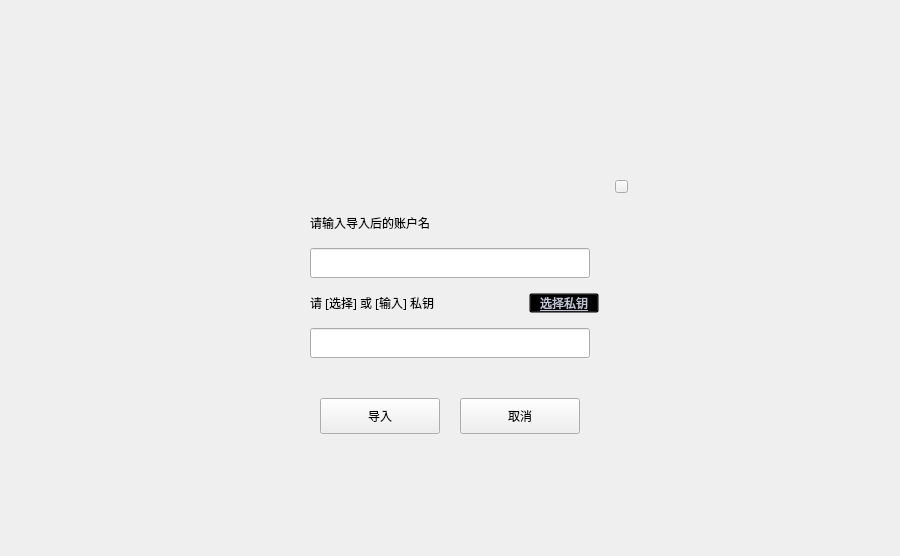
Above: importdialog.ui from HcashOrg/hx-indicator before the change. Below: the same form after it.
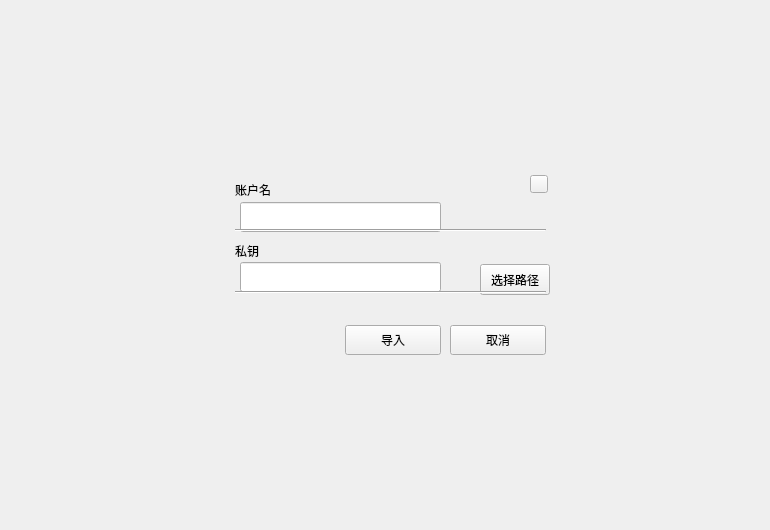
That is the form after the change.

What changed in the file:
```diff
--- a/importdialog.ui
+++ b/importdialog.ui
@@ -6,8 +6,8 @@
    <rect>
     <x>0</x>
     <y>0</y>
-    <width>900</width>
-    <height>556</height>
+    <width>770</width>
+    <height>530</height>
    </rect>
   </property>
   <property name="font">
@@ -18,144 +18,13 @@
   <property name="windowTitle">
    <string>Dialog</string>
   </property>
-  <widget class="QWidget" name="widget" native="true">
-   <property name="geometry">
-    <rect>
-     <x>0</x>
-     <y>0</y>
-     <width>900</width>
-     <height>556</height>
-    </rect>
-   </property>
-   <widget class="QWidget" name="containerWidget" native="true">
-    <property name="geometry">
-     <rect>
-      <x>260</x>
-      <y>168</y>
-      <width>380</width>
-      <height>300</height>
-     </rect>
-    </property>
-    <widget class="QToolButton" name="cancelBtn">
-     <property name="geometry">
-      <rect>
-       <x>200</x>
-       <y>230</y>
-       <width>120</width>
-       <height>36</height>
-      </rect>
-     </property>
-     <property name="cursor">
-      <cursorShape>PointingHandCursor</cursorShape>
-     </property>
-     <property name="styleSheet">
-      <string notr="true"/>
-     </property>
-     <property name="text">
-      <string>取消</string>
-     </property>
-    </widget>
-    <widget class="QLineEdit" name="privateKeyLineEdit">
-     <property name="geometry">
-      <rect>
-       <x>50</x>
-       <y>160</y>
-       <width>280</width>
-       <height>30</height>
-      </rect>
-     </property>
-     <property name="font">
-      <font>
-       <family>微软雅黑</family>
-       <pointsize>10</pointsize>
-      </font>
-     </property>
-     <property name="contextMenuPolicy">
-      <enum>Qt::DefaultContextMenu</enum>
-     </property>
-     <property name="styleSheet">
-      <string notr="true"/>
-     </property>
-     <property name="text">
-      <string/>
-     </property>
-     <property name="readOnly">
-      <bool>false</bool>
-     </property>
-    </widget>
-    <widget class="QToolButton" name="importBtn">
-     <property name="geometry">
-      <rect>
-       <x>60</x>
-       <y>230</y>
-       <width>120</width>
-       <height>36</height>
-      </rect>
-     </property>
-     <property name="font">
-      <font>
-       <family>微软雅黑</family>
-      </font>
-     </property>
-     <property name="cursor">
-      <cursorShape>PointingHandCursor</cursorShape>
-     </property>
-     <property name="styleSheet">
-      <string notr="true"/>
-     </property>
-     <property name="text">
-      <string>导入</string>
-     </property>
-    </widget>
-    <widget class="QLabel" name="tipLabel">
-     <property name="geometry">
-      <rect>
-       <x>60</x>
-       <y>195</y>
-       <width>200</width>
-       <height>16</height>
-      </rect>
-     </property>
-     <property name="font">
-      <font>
-       <family>微软雅黑</family>
-      </font>
-     </property>
-     <property name="styleSheet">
-      <string notr="true">color: rgb(255, 78, 54);</string>
-     </property>
-     <property name="text">
-      <string/>
-     </property>
-    </widget>
-    <widget class="QLabel" name="label">
-     <property name="geometry">
-      <rect>
-       <x>50</x>
-       <y>120</y>
-       <width>180</width>
-       <height>30</height>
-      </rect>
-     </property>
-     <property name="font">
-      <font>
-       <family>微软雅黑</family>
-      </font>
-     </property>
-     <property name="text">
-      <string>请 [选择] 或 [输入] 私钥</string>
-     </property>
-     <property name="wordWrap">
-      <bool>true</bool>
-     </property>
-    </widget>
     <widget class="QToolButton" name="pathBtn">
      <property name="geometry">
       <rect>
-       <x>269</x>
-       <y>125</y>
+     <x>480</x>
+     <y>264</y>
        <width>70</width>
-       <height>20</height>
+     <height>31</height>
       </rect>
      </property>
      <property name="font">
@@ -165,7 +34,7 @@
        <weight>50</weight>
        <italic>false</italic>
        <bold>false</bold>
-       <underline>true</underline>
+     <underline>false</underline>
       </font>
      </property>
      <property name="cursor">
@@ -175,20 +44,132 @@
       <enum>Qt::NoFocus</enum>
      </property>
      <property name="styleSheet">
-      <string notr="true">QToolButton{font: 9pt &quot;微软雅黑&quot;;text-decoration: underline;background:transparent;color: rgb(192, 196, 212);}
-QToolButton:hover{color:white;}</string>
+    <string notr="true"/>
      </property>
      <property name="text">
-      <string>选择私钥</string>
+    <string>选择路径</string>
+   </property>
+  </widget>
+  <widget class="QLineEdit" name="privateKeyLineEdit">
+   <property name="geometry">
+    <rect>
+     <x>240</x>
+     <y>262</y>
+     <width>201</width>
+     <height>30</height>
+    </rect>
+   </property>
+   <property name="font">
+    <font>
+     <family>微软雅黑</family>
+     <pointsize>10</pointsize>
+    </font>
+   </property>
+   <property name="contextMenuPolicy">
+    <enum>Qt::DefaultContextMenu</enum>
+   </property>
+   <property name="styleSheet">
+    <string notr="true"/>
+   </property>
+   <property name="text">
+    <string/>
+   </property>
+   <property name="readOnly">
+    <bool>false</bool>
+   </property>
+  </widget>
+  <widget class="QLabel" name="label">
+   <property name="geometry">
+    <rect>
+     <x>235</x>
+     <y>236</y>
+     <width>180</width>
+     <height>30</height>
+    </rect>
+   </property>
+   <property name="font">
+    <font>
+     <family>微软雅黑</family>
+    </font>
+   </property>
+   <property name="text">
+    <string>私钥</string>
+   </property>
+   <property name="wordWrap">
+    <bool>true</bool>
+   </property>
+  </widget>
+  <widget class="QToolButton" name="importBtn">
+   <property name="geometry">
+    <rect>
+     <x>345</x>
+     <y>325</y>
+     <width>96</width>
+     <height>30</height>
+    </rect>
+   </property>
+   <property name="font">
+    <font>
+     <family>微软雅黑</family>
+    </font>
+   </property>
+   <property name="cursor">
+    <cursorShape>PointingHandCursor</cursorShape>
+   </property>
+   <property name="styleSheet">
+    <string notr="true"/>
+   </property>
+   <property name="text">
+    <string>导入</string>
+   </property>
+  </widget>
+  <widget class="QToolButton" name="cancelBtn">
+   <property name="geometry">
+    <rect>
+     <x>450</x>
+     <y>325</y>
+     <width>96</width>
+     <height>30</height>
+    </rect>
+   </property>
+   <property name="cursor">
+    <cursorShape>PointingHandCursor</cursorShape>
+   </property>
+   <property name="styleSheet">
+    <string notr="true"/>
+   </property>
+   <property name="text">
+    <string>取消</string>
+   </property>
+  </widget>
+  <widget class="QLabel" name="tipLabel">
+   <property name="geometry">
+    <rect>
+     <x>290</x>
+     <y>393</y>
+     <width>200</width>
+     <height>16</height>
+    </rect>
+   </property>
+   <property name="font">
+    <font>
+     <family>微软雅黑</family>
+    </font>
+   </property>
+   <property name="styleSheet">
+    <string notr="true">color: rgb(255, 78, 54);</string>
+   </property>
+   <property name="text">
+    <string/>
      </property>
     </widget>
     <widget class="QToolButton" name="closeBtn">
      <property name="geometry">
       <rect>
-       <x>355</x>
-       <y>12</y>
-       <width>13</width>
-       <height>13</height>
+     <x>530</x>
+     <y>175</y>
+     <width>18</width>
+     <height>18</height>
       </rect>
      </property>
      <property name="cursor">
@@ -207,8 +188,8 @@
     <widget class="QLabel" name="label_2">
      <property name="geometry">
       <rect>
-       <x>50</x>
-       <y>40</y>
+     <x>235</x>
+     <y>175</y>
        <width>180</width>
        <height>30</height>
       </rect>
@@ -219,7 +200,7 @@
       </font>
      </property>
      <property name="text">
-      <string>请输入导入后的账户名</string>
+    <string>账户名</string>
      </property>
      <property name="wordWrap">
       <bool>true</bool>
@@ -228,9 +209,9 @@
     <widget class="QLineEdit" name="accountNameLineEdit">
      <property name="geometry">
       <rect>
-       <x>50</x>
-       <y>80</y>
-       <width>280</width>
+     <x>240</x>
+     <y>202</y>
+     <width>201</width>
        <height>30</height>
       </rect>
      </property>
@@ -253,7 +234,31 @@
       <bool>false</bool>
      </property>
     </widget>
-   </widget>
+  <widget class="Line" name="line">
+   <property name="geometry">
+    <rect>
+     <x>235</x>
+     <y>222</y>
+     <width>311</width>
+     <height>16</height>
+    </rect>
+   </property>
+   <property name="orientation">
+    <enum>Qt::Horizontal</enum>
+   </property>
+  </widget>
+  <widget class="Line" name="line_2">
+   <property name="geometry">
+    <rect>
+     <x>235</x>
+     <y>284</y>
+     <width>311</width>
+     <height>16</height>
+    </rect>
+   </property>
+   <property name="orientation">
+    <enum>Qt::Horizontal</enum>
+   </property>
   </widget>
  </widget>
  <tabstops>
```
Left out of the diff: 6 changed lines with no effect on the pictures. Lines whose indentation alone changed are shown as unchanged.
